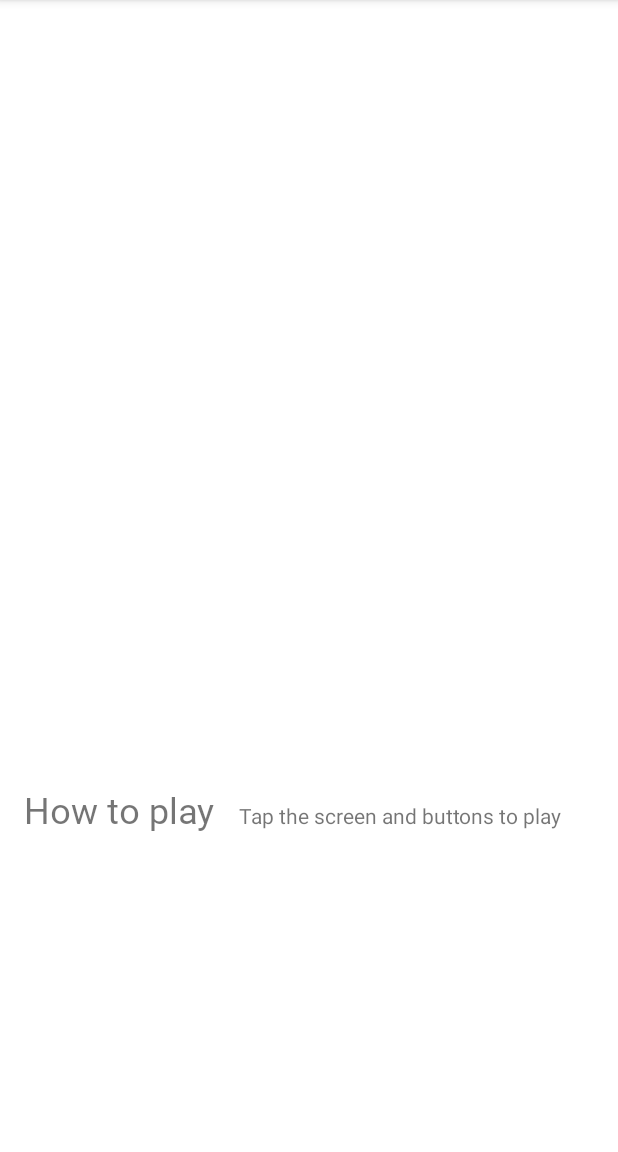
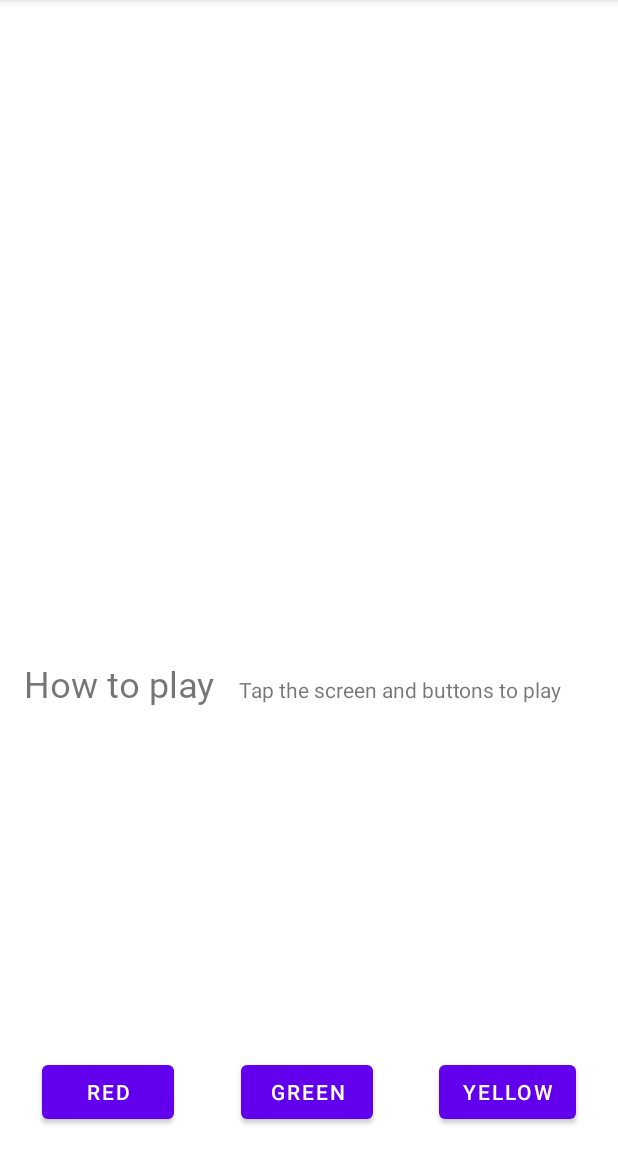
Before and after one commit to ikayz/colour-my-views, an Android app: the screen it shows after launch (MainActivity), on a phone screen of 412 x 824 dp, the part 84-1236 px from its top. Run offline under Robolectric (Android 15) with nearby library versions, the phone set to English and light mode, and no system bars.

Commit message:
Add the three buttons

```diff
--- a/app/src/main/res/layout/activity_main.xml
+++ b/app/src/main/res/layout/activity_main.xml
@@ -96,6 +96,46 @@
         app:layout_constraintHorizontal_bias="0.0"
         app:layout_constraintStart_toEndOf="@+id/label_text"
         app:layout_constraintTop_toBottomOf="@+id/box_two"
-        app:layout_constraintVertical_bias="0.619" />
+        app:layout_constraintVertical_bias="0.458" />
+
+    <Button
+        android:id="@+id/red_button"
+        android:layout_width="wrap_content"
+        android:layout_height="wrap_content"
+        android:layout_marginStart="16dp"
+        android:layout_marginEnd="16dp"
+        android:text="@string/button_red_text"
+        app:layout_constraintBaseline_toBaselineOf="@+id/green_button"
+        app:layout_constraintEnd_toStartOf="@+id/green_button"
+        app:layout_constraintHorizontal_bias="0.5"
+        app:layout_constraintStart_toStartOf="parent" />
+
+    <Button
+        android:id="@+id/green_button"
+        android:layout_width="wrap_content"
+        android:layout_height="wrap_content"
+        android:layout_marginStart="16dp"
+        android:layout_marginTop="16dp"
+        android:layout_marginEnd="16dp"
+        android:layout_marginBottom="16dp"
+        android:text="@string/button_green_text"
+        app:layout_constraintBottom_toBottomOf="parent"
+        app:layout_constraintEnd_toStartOf="@+id/yellow_button"
+        app:layout_constraintHorizontal_bias="0.5"
+        app:layout_constraintStart_toEndOf="@+id/red_button"
+        app:layout_constraintTop_toBottomOf="@+id/info_text"
+        app:layout_constraintVertical_bias="1.0" />
+
+    <Button
+        android:id="@+id/yellow_button"
+        android:layout_width="wrap_content"
+        android:layout_height="wrap_content"
+        android:layout_marginStart="16dp"
+        android:layout_marginEnd="16dp"
+        android:text="@string/button_yellow_text"
+        app:layout_constraintBaseline_toBaselineOf="@+id/green_button"
+        app:layout_constraintEnd_toEndOf="parent"
+        app:layout_constraintHorizontal_bias="0.5"
+        app:layout_constraintStart_toEndOf="@+id/green_button" />
 
 </androidx.constraintlayout.widget.ConstraintLayout>
--- a/app/src/main/res/values/strings.xml
+++ b/app/src/main/res/values/strings.xml
@@ -8,6 +8,6 @@
     <string name="how_to_play">How to play</string>
     <string name="tap_the_screen_and_buttons">Tap the screen and buttons to play</string>
     <string name="button_red_text">RED</string>
-    <string name="button_green_text">RED</string>
-    <string name="button_yellow_text">RED</string>
+    <string name="button_green_text">GREEN</string>
+    <string name="button_yellow_text">YELLOW</string>
 </resources>
```
